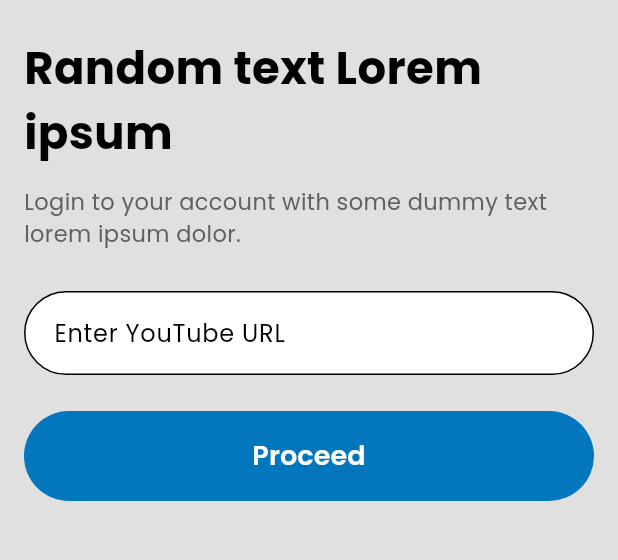
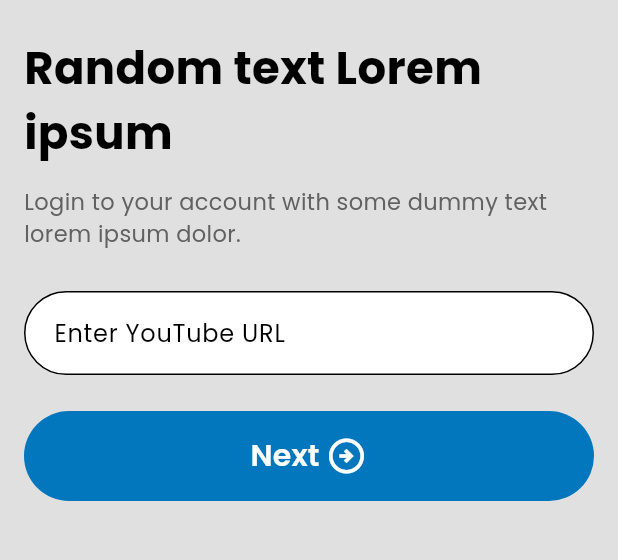
Before and after one commit to nabinoy/ytshare, a Flutter app: the screen it shows after launch, on a phone screen of 412 x 824 dp, the part 60-620 px from its top. Run offline on Flutter 3.47's test engine with Material 3 defaults, Android fonts, the phone set to English and light mode, and no system bars; our stand-ins replace animated_splash_screen, cached_network_image, expandable_text, flutter_animate, material_design_icons_flutter, page_transition and 3 more; missing offline and left inert: flutter_snackbar_content.

```diff
--- a/lib/screens/homepage.dart
+++ b/lib/screens/homepage.dart
@@ -210,13 +210,27 @@ class _HomeState extends State<Home> {
                       child: isLoading
                           ? const CircularProgressIndicator(
                               color: Colors.white,
+                              strokeCap: StrokeCap.round,
                             )
-                          : const Text(
-                              "Proceed",
-                              style: TextStyle(
+                          : const Row(
+                              mainAxisAlignment: MainAxisAlignment.center,
+                              children: [
+                                Text(
+                                  "Next",
+                                  style: TextStyle(
+                                      color: Colors.white,
+                                      fontWeight: FontWeight.w600,
+                                      fontSize: 20),
+                                ),
+                                SizedBox(
+                                  width: 4,
+                                ),
+                                Icon(
+                                  Icons.arrow_circle_right_outlined,
                                   color: Colors.white,
-                                  fontWeight: FontWeight.w600,
-                                  fontSize: 18),
+                                  size: 28,
+                                )
+                              ],
                             ),
                     ),
                   ),
```
Also changed, not shown: lib/model/youtube_data_model.dart (+9 -3 lines), lib/screens/video_details.dart (+52 -9 lines).
